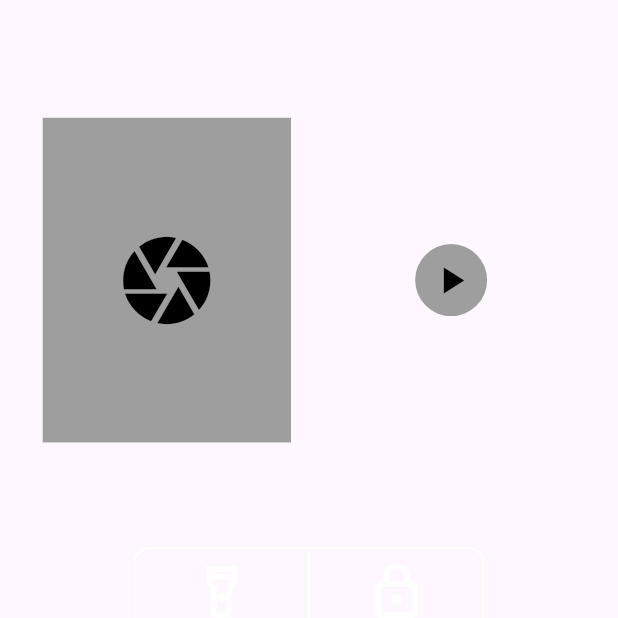
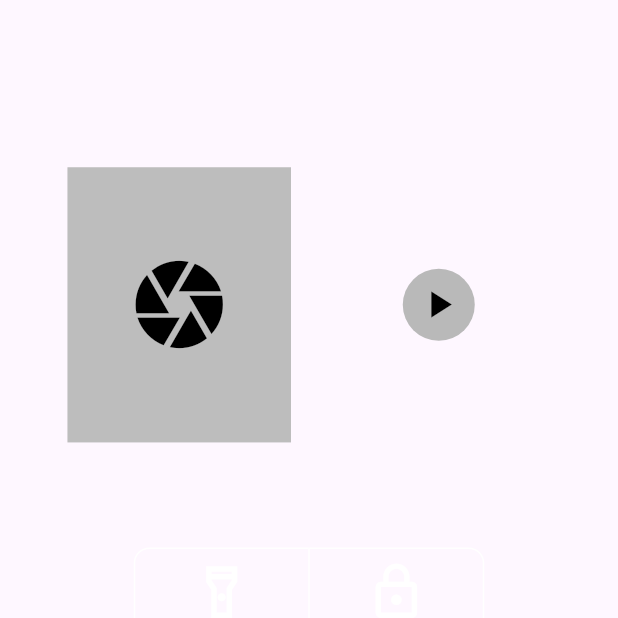
Before and after one commit to dcajal/scppg, a Flutter app: the screen it shows after launch, on a phone screen of 412 x 824 dp, the top half of it. Run offline on Flutter 3.47's test engine with Material 3 defaults, Android fonts, the phone set to English and light mode, and no system bars; our stand-ins replace camera, get_it, permission_handler, syncfusion_flutter_charts.

Commit message:
Refactor UI components in main.dart, camera_preview_widget.dart, play_pause_control_widget.dart, and toggle_controls_widget.dart for improved layout and styling; adjust padding, background colors, and border colors for better visual consistency.

```diff
--- a/example/lib/main.dart
+++ b/example/lib/main.dart
@@ -141,7 +141,12 @@ class ScppgAppState extends State<ScppgApp> {
         visualDensity: VisualDensity.adaptivePlatformDensity,
       ),
       home: Scaffold(
-        body: Column(
+        body: Padding(
+          padding: EdgeInsets.symmetric(
+            horizontal: displayWidth * 0.04,
+            vertical: displayHeight * 0.04,
+          ),
+          child: Column(
             children: [
               SizedBox(height: cardSeparation),
 
@@ -163,6 +168,7 @@ class ScppgAppState extends State<ScppgApp> {
 
               const SizedBox(height: 20),
             ],
+          ),
         ),
       ),
     );
--- a/example/lib/widgets/camera_preview_widget.dart
+++ b/example/lib/widgets/camera_preview_widget.dart
@@ -29,7 +29,9 @@ class CameraPreviewWidget extends StatelessWidget {
                       scppgController.cameraController.value.aspectRatio,
                   child: scppgController.cameraPreview,
                 )
-                : Container(color: Colors.grey),
+                : Container(
+                  color: Colors.grey[400],
+                ), // Grey container when not sensing
             // Show camera icon when not sensing
             if (!scppgController.isSensing)
               const Icon(
--- a/example/lib/widgets/play_pause_control_widget.dart
+++ b/example/lib/widgets/play_pause_control_widget.dart
@@ -29,7 +29,12 @@ class PlayPauseControlWidget extends StatelessWidget {
         children: [
           Ink(
             decoration: const ShapeDecoration(
-              color: Colors.grey,
+              color: Color.fromARGB(
+                255,
+                185,
+                185,
+                185,
+              ), // Background color for the button
               shape: CircleBorder(),
             ),
             child: IconButton(
--- a/example/lib/widgets/toggle_controls_widget.dart
+++ b/example/lib/widgets/toggle_controls_widget.dart
@@ -29,11 +29,11 @@ class ToggleControlsWidget extends StatelessWidget {
             minHeight: 0.11 * displayHeight, // Toggle button height factor
           ),
           borderRadius: BorderRadius.circular(10),
-          borderColor: Colors.grey,
+          borderColor: Colors.grey[400],
           fillColor: Colors.white,
           disabledColor: Colors.white,
           selectedColor: Colors.black,
-          selectedBorderColor: Colors.grey,
+          selectedBorderColor: Colors.grey[400],
           disabledBorderColor: Colors.white,
           onPressed: scppgController.isSensing ? onPressed : null,
           isSelected: [
--- a/example/pubspec.yaml
+++ b/example/pubspec.yaml
@@ -19,3 +19,6 @@ dependencies:
 dev_dependencies:
   flutter_lints: ^5.0.0
   test: ^1.24.0
+
+flutter:
+  uses-material-design: true
```
Lines whose indentation alone changed are shown as unchanged.
